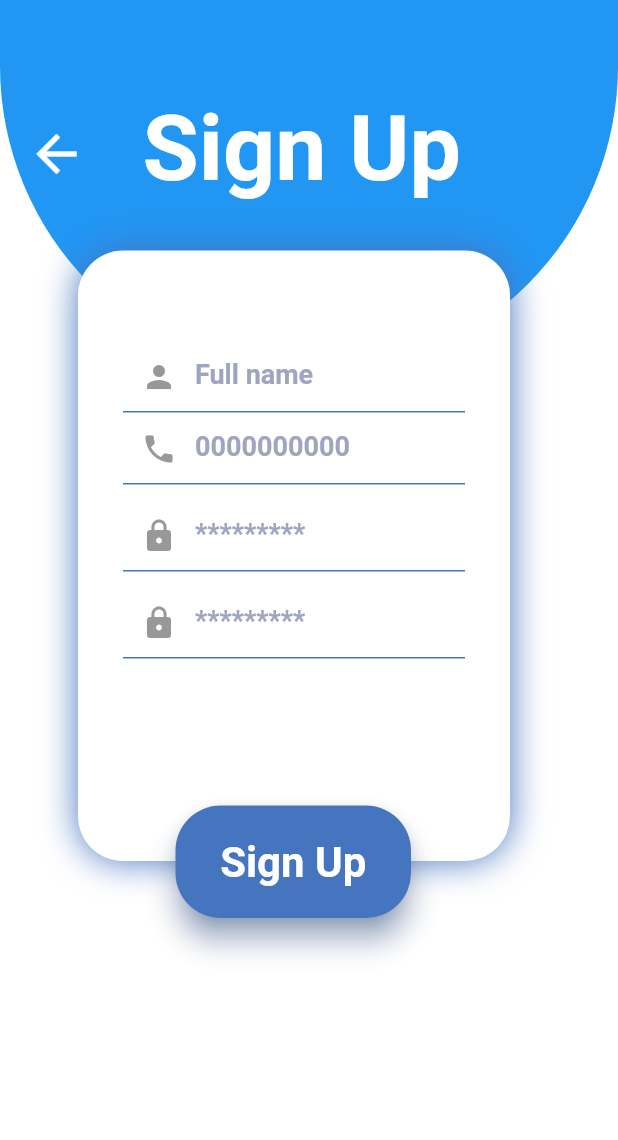
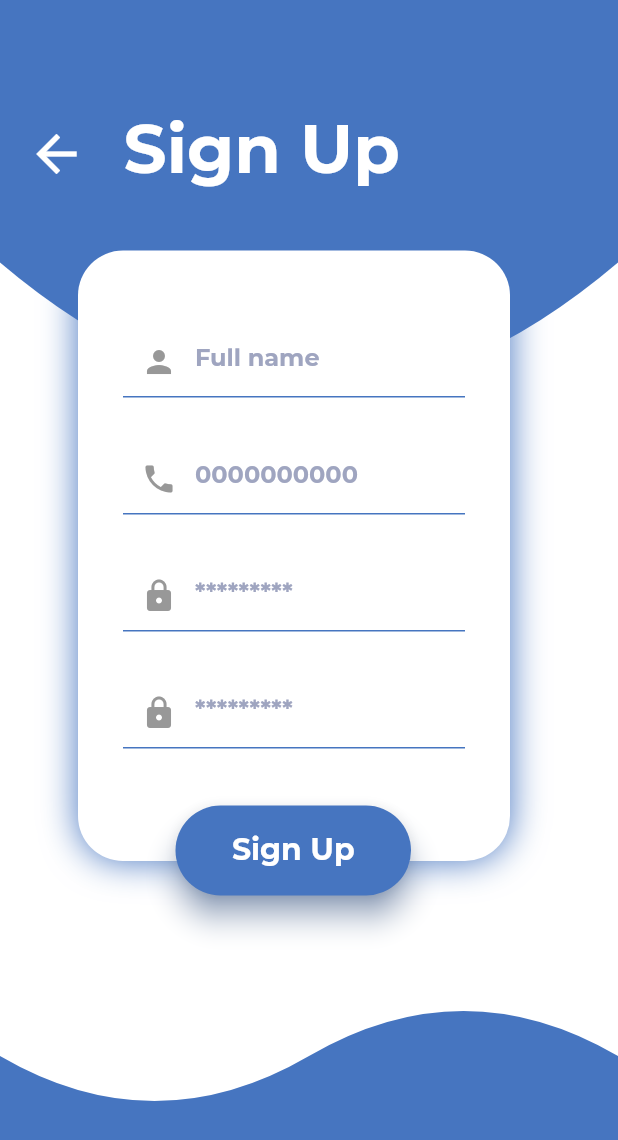
Before and after one commit to minaiscoding/Project-7, a Flutter app: the screen it shows after launch, on a phone screen of 412 x 824 dp. Shown: the top 1140 px of the screen. Run offline on Flutter 3.47's test engine with Material 2 defaults, Android fonts, the phone set to English and light mode, and no system bars; our stand-ins replace hexcolor.

Commit message:
sign up final version

```diff
--- a/flutter_application_1/lib/SignUp.dart
+++ b/flutter_application_1/lib/SignUp.dart
@@ -1,4 +1,5 @@
 import 'package:flutter/material.dart';
+
 import 'Home.dart';
 import 'SignIn.dart';
 
@@ -26,15 +27,11 @@ class _SignUpPageState extends State<SignUpPage> {
             color: Colors.white,
           ),
           Container(
-            height: 250,
-            width: double.infinity,
-            decoration: BoxDecoration(
-              color: Colors.blue,
-              borderRadius: BorderRadius.only(
-                bottomLeft:
-                    Radius.circular(MediaQuery.of(context).size.width * 2),
-                bottomRight:
-                    Radius.circular(MediaQuery.of(context).size.width * 2),
+            height: 350,
+            child: ClipPath(
+              clipper: MyClipper(),
+              child: Container(
+                color: Color(0xFF4675C0),
               ),
             ),
           ),
@@ -56,7 +53,7 @@ class _SignUpPageState extends State<SignUpPage> {
             ),
           ),
           Positioned(
-            left: 95,
+            left: MediaQuery.of(context).size.width * 0.2,
             top: 72,
             child: Text(
               'Sign Up',
@@ -64,9 +61,9 @@ class _SignUpPageState extends State<SignUpPage> {
                 fontFamily: 'Montserrat',
                 fontStyle: FontStyle.normal,
                 fontWeight: FontWeight.w700,
-                fontSize: 61,
+                fontSize: 45,
                 color: Colors.white,
-                height: 1,
+                height: 1.2,
               ),
             ),
           ),
@@ -90,7 +87,7 @@ class _SignUpPageState extends State<SignUpPage> {
               ),
               child: Padding(
                 padding: EdgeInsets.only(
-                  top: 60,
+                  top: 50,
                   left: 30,
                   right: 30,
                 ),
@@ -105,7 +102,7 @@ class _SignUpPageState extends State<SignUpPage> {
                           fontFamily: 'Montserrat',
                           fontStyle: FontStyle.normal,
                           fontWeight: FontWeight.w600,
-                          fontSize: 18,
+                          fontSize: 16,
                           color: Color(0xFF9FA5C0),
                         ),
                         enabledBorder: UnderlineInputBorder(
@@ -121,8 +118,11 @@ class _SignUpPageState extends State<SignUpPage> {
                             Icon(Icons.person, color: Color(0xFF989898)),
                         // Set the color of the text entered in the TextField
                         // to blue (you can replace blue with any color of your choice)
-                        labelStyle: TextStyle(color: Colors.blue),
+                        labelStyle: TextStyle(color: Color(0xFF4675C0)),
                       ),
+                    ),
+                    SizedBox(
+                      height: 30,
                     ),
                     TextField(
                       keyboardType: TextInputType.phone,
@@ -133,7 +133,7 @@ class _SignUpPageState extends State<SignUpPage> {
                           fontFamily: 'Montserrat',
                           fontStyle: FontStyle.normal,
                           fontWeight: FontWeight.w600,
-                          fontSize: 18,
+                          fontSize: 16,
                           color: Color(0xFF9FA5C0),
                         ),
                         enabledBorder: UnderlineInputBorder(
@@ -147,7 +147,7 @@ class _SignUpPageState extends State<SignUpPage> {
                         prefixIcon: Icon(Icons.phone, color: Color(0xFF989898)),
                       ),
                     ),
-                    SizedBox(height: 10),
+                    SizedBox(height: 30),
                     TextField(
                       controller: _passwordController,
                       obscureText: true,
@@ -157,7 +157,7 @@ class _SignUpPageState extends State<SignUpPage> {
                           fontFamily: 'Montserrat',
                           fontStyle: FontStyle.normal,
                           fontWeight: FontWeight.w600,
-                          fontSize: 18,
+                          fontSize: 16,
                           color: Color(0xFF9FA5C0),
                         ),
                         enabledBorder: UnderlineInputBorder(
@@ -171,7 +171,7 @@ class _SignUpPageState extends State<SignUpPage> {
                         prefixIcon: Icon(Icons.lock, color: Color(0xFF989898)),
                       ),
                     ),
-                    SizedBox(height: 10),
+                    SizedBox(height: 30),
                     TextField(
                       controller: _confirmpasswordController,
                       decoration: InputDecoration(
@@ -180,7 +180,7 @@ class _SignUpPageState extends State<SignUpPage> {
                           fontFamily: 'Montserrat',
                           fontStyle: FontStyle.normal,
                           fontWeight: FontWeight.w600,
-                          fontSize: 18,
+                          fontSize: 16,
                           color: Color(0xFF9FA5C0),
                         ),
                         enabledBorder: UnderlineInputBorder(
@@ -201,7 +201,7 @@ class _SignUpPageState extends State<SignUpPage> {
           ),
           Positioned(
             width: 157,
-            height: 75,
+            height: 60,
             left: 117,
             top: 537,
             child: ElevatedButton(
@@ -216,8 +216,8 @@ class _SignUpPageState extends State<SignUpPage> {
                     fontFamily: 'Montserrat',
                     fontStyle: FontStyle.normal,
                     fontWeight: FontWeight.w700,
-                    fontSize: 28,
-                    height: 1.2,
+                    fontSize: 20,
+                    height: 1,
                     color: Colors.white,
                   ),
                 ),
@@ -232,8 +232,60 @@ class _SignUpPageState extends State<SignUpPage> {
               ),
             ),
           ),
+          Positioned(
+            bottom: 0,
+            left: 0,
+            right: 0,
+            child: CustomPaint(
+              size: Size(MediaQuery.of(context).size.width, 300),
+              painter: WavePainter(),
+            ),
+          ),
         ],
       ),
     );
   }
 }
+
+class MyClipper extends CustomClipper<Path> {
+  @override
+  Path getClip(Size size) {
+    final path = Path()
+      ..lineTo(0, size.height * 0.5)
+      ..quadraticBezierTo(
+        size.width * 0.5,
+        size.height,
+        size.width,
+        size.height * 0.5,
+      )
+      ..lineTo(size.width, 0)
+      ..close();
+    return path;
+  }
+
+  @override
+  bool shouldReclip(CustomClipper<Path> oldClipper) => false;
+}
+
+class WavePainter extends CustomPainter {
+  @override
+  void paint(Canvas canvas, Size size) {
+    final paint = Paint()
+      ..color = Color(0xFF4675C0)
+      ..style = PaintingStyle.fill;
+    final path = Path()
+      ..moveTo(0, size.height * 0.6)
+      ..quadraticBezierTo(
+          size.width / 4, size.height * 0.8, size.width / 2, size.height * 0.6)
+      ..quadraticBezierTo(
+          size.width * 3 / 4, size.height * 0.4, size.width, size.height * 0.6)
+      ..lineTo(size.width, size.height)
+      ..lineTo(0, size.height)
+      ..close();
+
+    canvas.drawPath(path, paint);
+  }
+
+  @override
+  bool shouldRepaint(WavePainter oldDelegate) => false;
+}
--- a/flutter_application_1/pubspec.yaml
+++ b/flutter_application_1/pubspec.yaml
@@ -80,6 +80,12 @@ flutter:
         - asset: fonts/Aquire-BW0ox.otf
         - asset: fonts/AquireBold-8Ma60.otf
           weight: 500
+    - family: Montserrat
+      fonts:
+        - asset: fonts/Montserrat-Black.ttf
+        - asset: fonts/Montserrat-Bold.ttf
+        - asset: fonts/Montserrat-Medium.ttf
+          weight: 500
 
 
   # For details regarding fonts from package dependencies,
```
